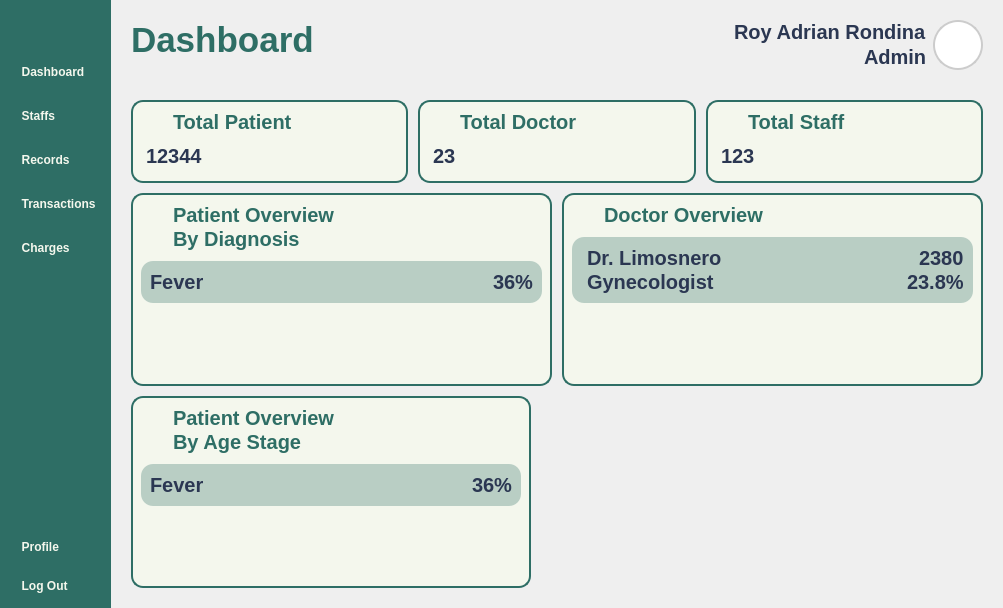
This is Views/Admin_Dashboard.ui in VinsmokeSanji69/COVACHA_CLINIC_SYSTEM as Qt 5 draws it before an edit. The edited form follows.
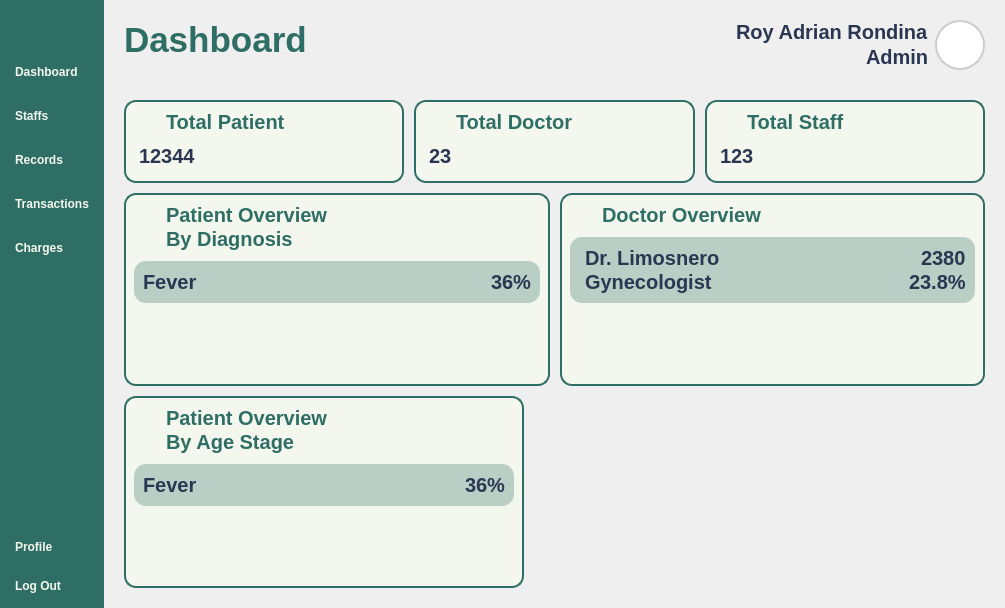
This is the edited form. Icons and pictures are not drawn.

Patch:
```diff
--- a/Views/Admin_Dashboard.ui
+++ b/Views/Admin_Dashboard.ui
@@ -6,7 +6,7 @@
    <rect>
     <x>0</x>
     <y>0</y>
-    <width>1003</width>
+    <width>1005</width>
     <height>608</height>
    </rect>
   </property>
@@ -162,7 +162,7 @@
 </string>
           </property>
           <property name="text">
-           <string>  Dashboard</string>
+           <string>Dashboard</string>
           </property>
           <property name="icon">
            <iconset resource="../Images/resources.qrc">
@@ -185,7 +185,7 @@
            <string notr="true"/>
           </property>
           <property name="text">
-           <string>  Staffs</string>
+           <string>Staffs</string>
           </property>
           <property name="icon">
            <iconset resource="../Images/resources.qrc">
@@ -208,7 +208,7 @@
            <string notr="true"/>
           </property>
           <property name="text">
-           <string>  Records</string>
+           <string>Records</string>
           </property>
           <property name="icon">
            <iconset resource="../Images/resources.qrc">
@@ -231,7 +231,7 @@
            <string notr="true"/>
           </property>
           <property name="text">
-           <string>  Transactions</string>
+           <string>Transactions</string>
           </property>
           <property name="icon">
            <iconset resource="../Images/resources.qrc">
@@ -254,7 +254,7 @@
            <string notr="true"/>
           </property>
           <property name="text">
-           <string>  Charges</string>
+           <string>Charges</string>
           </property>
           <property name="icon">
            <iconset>
@@ -297,7 +297,7 @@
            <string notr="true"/>
           </property>
           <property name="text">
-           <string>  Profile</string>
+           <string>Profile</string>
           </property>
           <property name="icon">
            <iconset resource="../Images/resources.qrc">
@@ -320,7 +320,7 @@
            <string notr="true"/>
           </property>
           <property name="text">
-           <string>  Log Out</string>
+           <string>Log Out</string>
           </property>
           <property name="icon">
            <iconset resource="../Images/resources.qrc">
```
